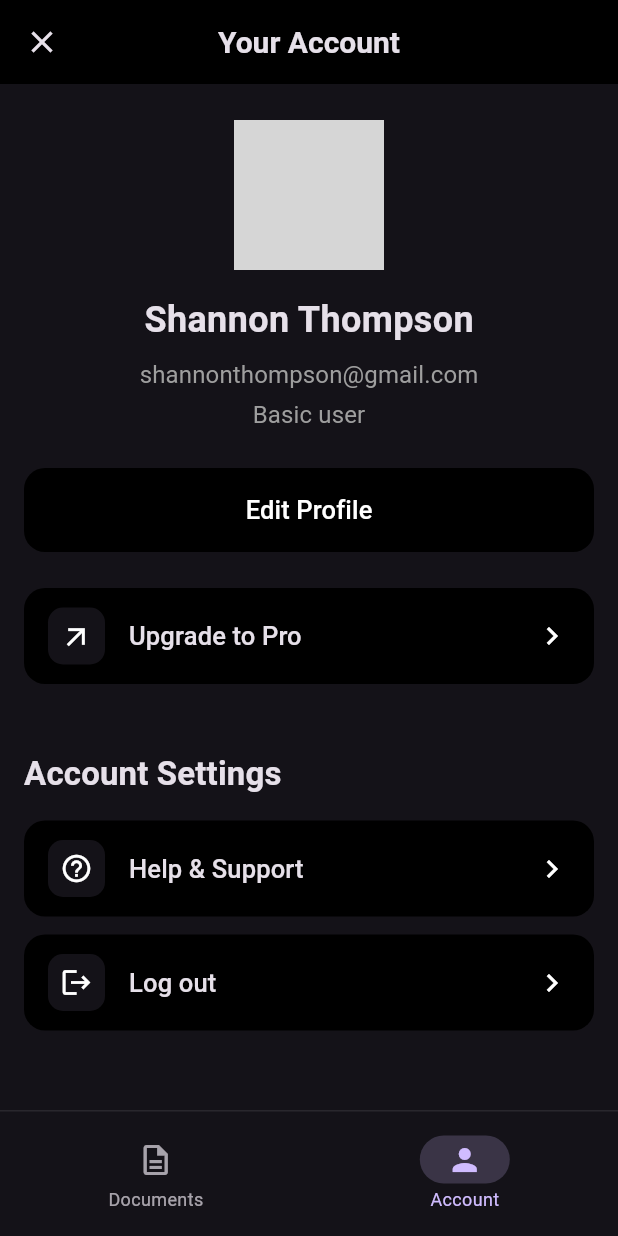
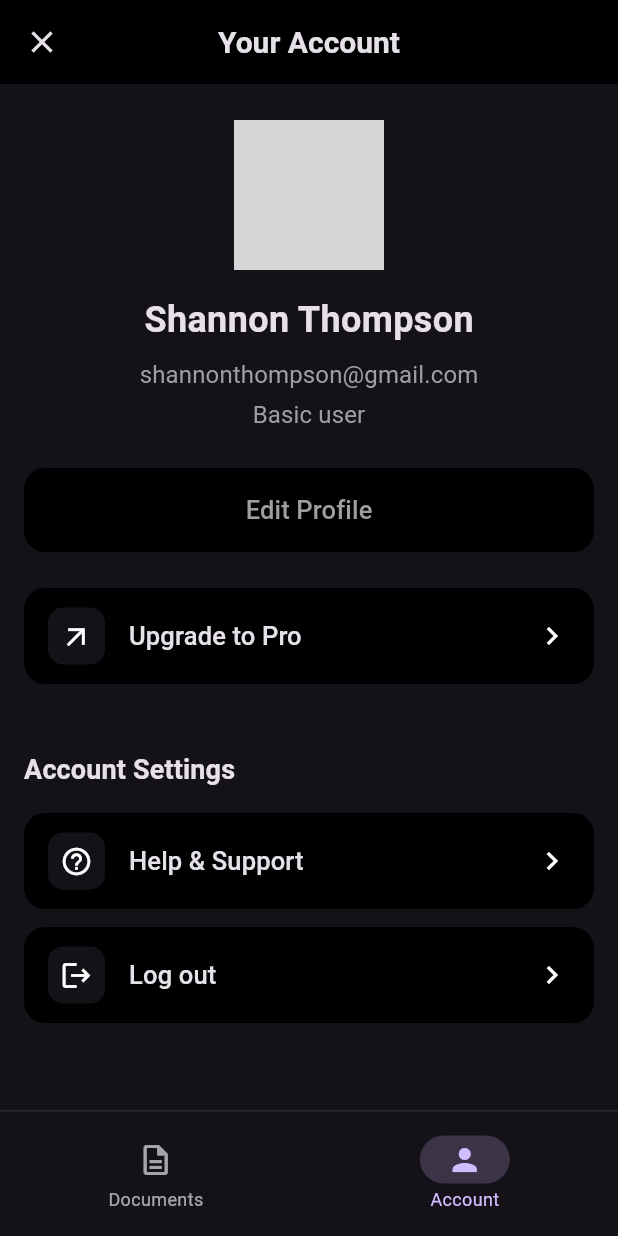
Before and after one commit to coderhema/doci, a Flutter app: the screen it shows after launch, after a tap on "Account", on a phone screen of 412 x 824 dp. Run offline on Flutter 3.47's test engine with Material 3 defaults, Android fonts, the phone set to English and light mode, and no system bars; our stand-ins replace file_picker, shared_preferences; missing offline and left inert: syncfusion_flutter_pdfviewer; network calls fail; grey boxes are pictures that could not be loaded.

Commit message:
Update account screen text styles for improved readability

```diff
--- a/lib/account_screen.dart
+++ b/lib/account_screen.dart
@@ -131,7 +131,7 @@ class AccountScreen extends StatelessWidget {
                         child: const Text(
                           'Edit Profile',
                           style: TextStyle(
-                            color: Colors.white,
+                            color: Colors.grey,
                             fontSize: 17,
                             fontWeight: FontWeight.w500,
                           ),
@@ -154,7 +154,7 @@ class AccountScreen extends StatelessWidget {
               const Text(
                 'Account Settings',
                 style: TextStyle(
-                  fontSize: 22,
+                  fontSize: 18,
                   fontWeight: FontWeight.w600,
                   letterSpacing: 0.1,
                 ),
```
